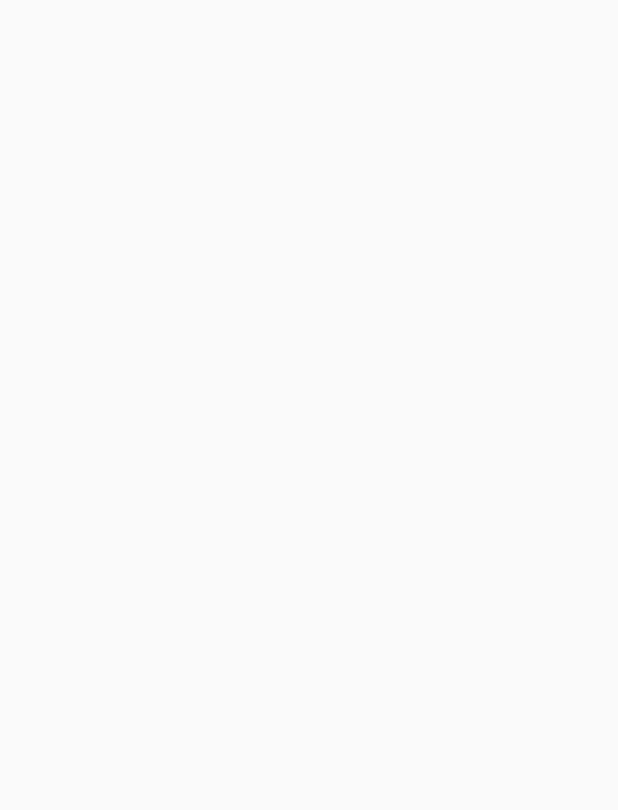
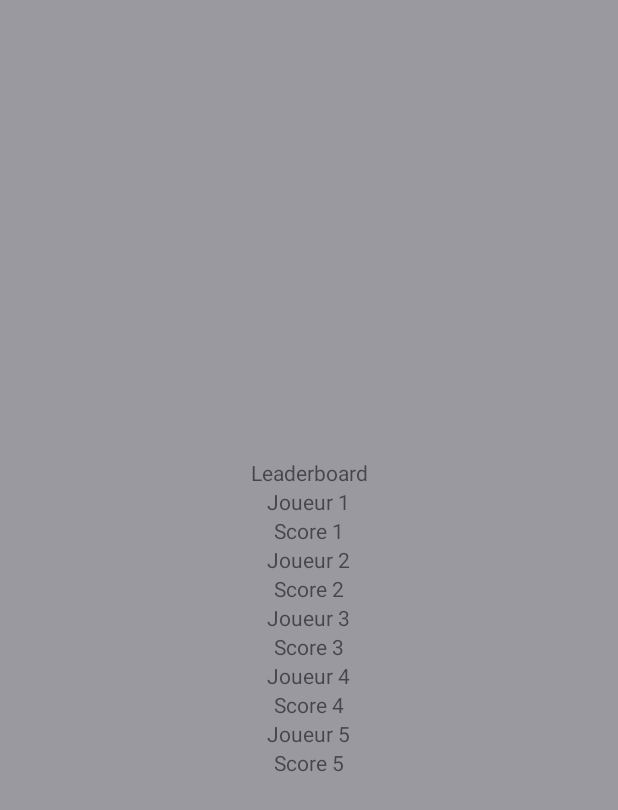
Before and after one commit to Ayduria/GamersGuess, an Android app: the LeaderboardActivity screen opened directly, with no data from a screen before it, on a phone screen of 412 x 824 dp. Before the commit the part shown is empty. Shown: the top 810 px of the screen. Run offline under Robolectric (Android 15) with nearby library versions, the phone set to English and light mode, and no system bars.

Commit message:
quick first layout setup quiz, leaderboard, difficulty

```diff
--- a/app/src/main/res/layout/activity_leaderboard.xml
+++ b/app/src/main/res/layout/activity_leaderboard.xml
@@ -2,6 +2,80 @@
 <LinearLayout xmlns:android="http://schemas.android.com/apk/res/android"
     android:orientation="vertical"
     android:layout_width="match_parent"
-    android:layout_height="match_parent">
+    android:layout_height="match_parent"
+    android:background="#99999F"
+    android:gravity="center">
+
+
+    <TextView
+        android:layout_width="match_parent"
+        android:layout_height="wrap_content"
+        android:text="Leaderboard"
+        android:textAlignment="center"/>
+
+    <GridLayout
+        android:layout_width="wrap_content"
+        android:layout_height="wrap_content"
+        android:rowCount="5"
+        android:columnCount="2"
+        />
+
+    <TextView
+        android:id="@+id/leaderboardPlayer1"
+        android:layout_width="wrap_content"
+        android:layout_height="wrap_content"
+        android:text="@string/leaderboardPlayer1"
+        />
+
+    <TextView
+        android:id="@+id/leaderboardScore1"
+        android:layout_width="wrap_content"
+        android:layout_height="wrap_content"
+        android:text="@string/leaderboardScore1" />
+
+    <TextView
+        android:id="@+id/leaderboardPlayer2"
+        android:layout_width="wrap_content"
+        android:layout_height="wrap_content"
+        android:text="@string/leaderboardPlayer2"/>
+    <TextView
+        android:id="@+id/leaderboardScore2"
+        android:layout_width="wrap_content"
+        android:layout_height="wrap_content"
+        android:text="@string/leaderboardScore2"/>
+
+    <TextView
+        android:id="@+id/leaderboardPlayer3"
+        android:layout_width="wrap_content"
+        android:layout_height="wrap_content"
+        android:text="@string/leaderboardPlayer3"/>
+    <TextView
+        android:id="@+id/leaderboardScore3"
+        android:layout_width="wrap_content"
+        android:layout_height="wrap_content"
+        android:text="@string/leaderboardScore3"/>
+
+    <TextView
+        android:id="@+id/leaderboardPlayer4"
+        android:layout_width="wrap_content"
+        android:layout_height="wrap_content"
+        android:text="@string/leaderboardPlayer4"/>
+    <TextView
+        android:id="@+id/leaderboardScore4"
+        android:layout_width="wrap_content"
+        android:layout_height="wrap_content"
+        android:text="@string/leaderboardScore4"/>
+
+    <TextView
+        android:id="@+id/leaderboardPlayer5"
+        android:layout_width="wrap_content"
+        android:layout_height="wrap_content"
+        android:text="@string/leaderboardPlayer5"/>
+    <TextView
+        android:id="@+id/leaderboardScore5"
+        android:layout_width="wrap_content"
+        android:layout_height="wrap_content"
+        android:text="@string/leaderboardScore5"/>
+
 
 </LinearLayout>
--- a/app/src/main/res/values/strings.xml
+++ b/app/src/main/res/values/strings.xml
@@ -1,3 +1,30 @@
 <resources>
     <string name="app_name">Gamer\'s Guess</string>
+
+    // string textview
+    <string name="difficulty_textview">Choisissez votre difficulté </string>
+    <string name="leaderboard_title">Leaderboard </string>
+
+    <string name="leaderboardPlayer1">Joueur 1 </string>
+    <string name="leaderboardPlayer2">Joueur 2 </string>
+    <string name="leaderboardPlayer3">Joueur 3 </string>
+    <string name="leaderboardPlayer4">Joueur 4 </string>
+    <string name="leaderboardPlayer5">Joueur 5 </string>
+
+    <string name="leaderboardScore1">Score 1 </string>
+    <string name="leaderboardScore2">Score 2 </string>
+    <string name="leaderboardScore3">Score 3 </string>
+    <string name="leaderboardScore4">Score 4 </string>
+    <string name="leaderboardScore5">Score 5 </string>
+
+    leaderboardScore1
+
+
+    // string button
+    <string name="button_easy">Facile</string>
+    <string name="button_medium">Intermédiaire</string>
+    <string name="button_hard">Difficile</string>
+
+
+
 </resources>
```
Also changed, not shown: app/src/main/res/layout/activity_difficultychoice.xml (+27 -1 lines), app/src/main/res/layout/activity_quiz.xml (+40 -10 lines).
